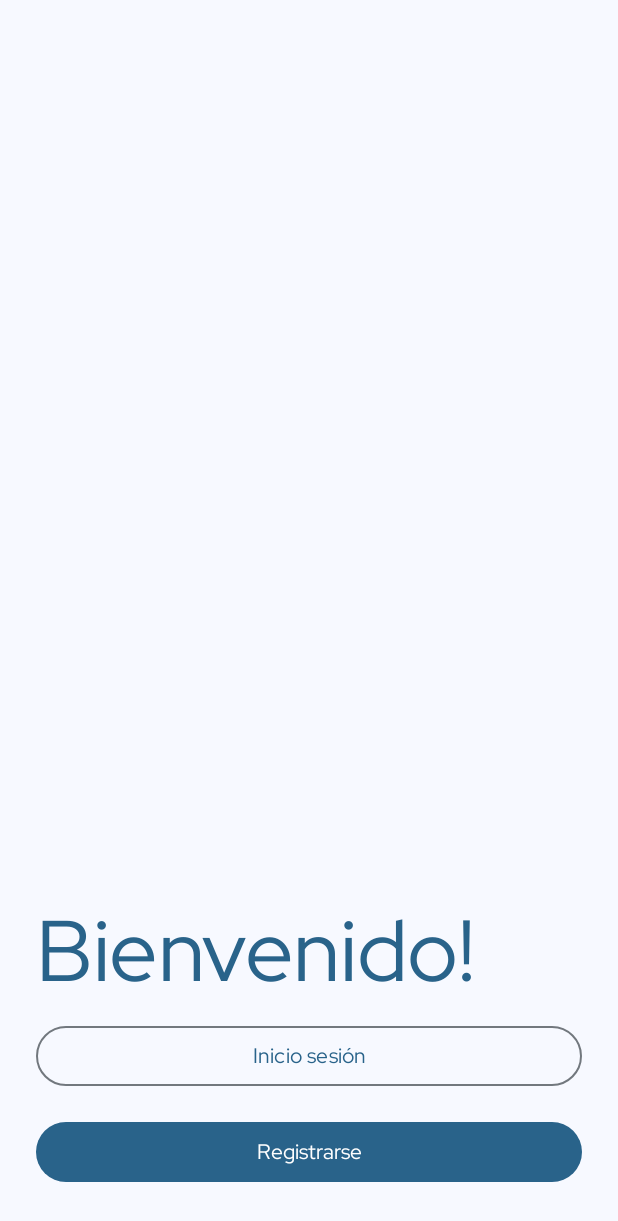
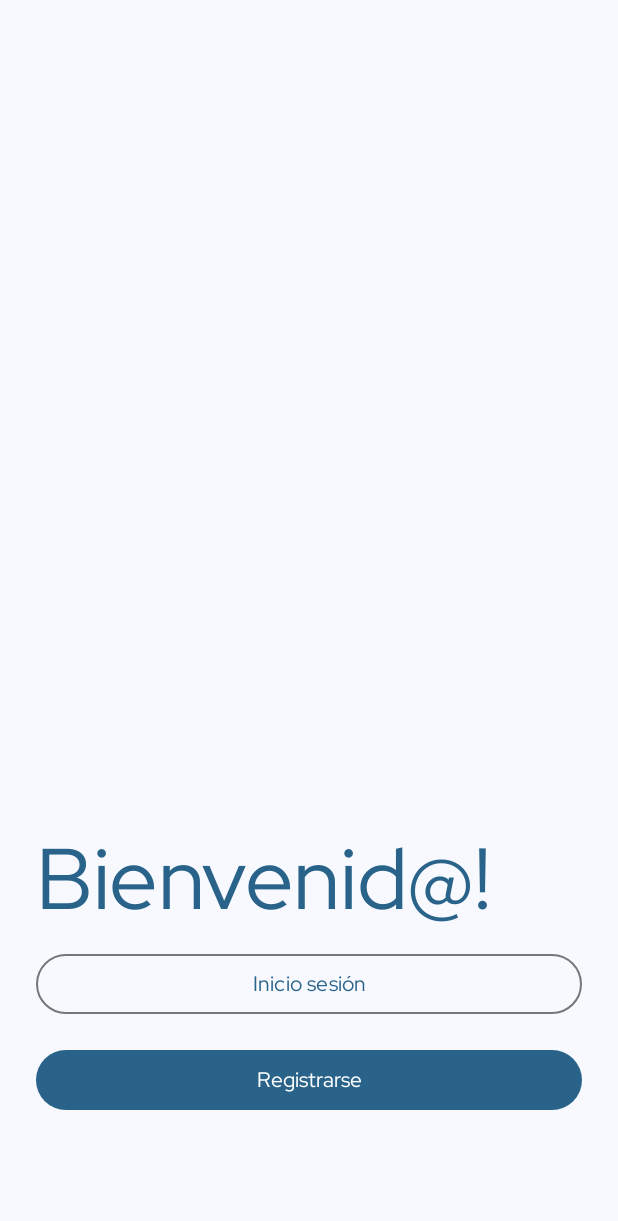
Before and after one commit to mcmarin21/Schellar, an Android app: the screen it shows after launch (MainActivity), on a phone screen of 412 x 824 dp. Shown: the top 1221 px of the screen. Run offline under Robolectric (Android 15) with nearby library versions, the phone set to English and light mode, and no system bars.

Commit message:
Navegacion con fragmentos login

```diff
--- a/app/build.gradle.kts
+++ b/app/build.gradle.kts
@@ -33,6 +33,8 @@ android {
 
 dependencies {
 
+    implementation("androidx.navigation:navigation-fragment:2.8.4")
+    implementation("androidx.navigation:navigation-ui:2.8.4")
     implementation(libs.appcompat)
     implementation(libs.material)
     implementation(libs.activity)
--- /dev/null
+++ b/app/src/main/java/com/mcmarin21/schellar/SartupPage.java
@@ -0,0 +1,38 @@
+package com.mcmarin21.schellar;
+
+import android.os.Bundle;
+
+import androidx.annotation.NonNull;
+import androidx.annotation.Nullable;
+import androidx.fragment.app.Fragment;
+import androidx.navigation.Navigation;
+
+import android.view.LayoutInflater;
+import android.view.View;
+import android.view.ViewGroup;
+import android.widget.Button;
+
+public class SartupPage extends Fragment implements View.OnClickListener {
+
+    @Override
+    public void onViewCreated(@NonNull View view, @Nullable Bundle savedInstanceState) {
+        super.onViewCreated(view, savedInstanceState);
+        Button login = view.findViewById(R.id.mainBtnLogin);
+        login.setOnClickListener(this);
+    }
+
+    @Override
+    public View onCreateView(LayoutInflater inflater, ViewGroup container,
+                             Bundle savedInstanceState) {
+        // Inflate the layout for this fragment
+        return inflater.inflate(R.layout.fragment_sartup_page, container, false);
+    }
+
+    @Override
+    public void onClick(View v) {
+        int opc = v.getId();
+        if(opc == R.id.mainBtnLogin){
+            Navigation.findNavController(v).navigate(R.id.login_page);
+        }
+    }
+}
--- /dev/null
+++ b/app/src/main/java/com/mcmarin21/schellar/login_page.java
@@ -0,0 +1,26 @@
+package com.mcmarin21.schellar;
+
+import android.os.Bundle;
+
+import androidx.annotation.NonNull;
+import androidx.annotation.Nullable;
+import androidx.fragment.app.Fragment;
+
+import android.view.LayoutInflater;
+import android.view.View;
+import android.view.ViewGroup;
+
+public class login_page extends Fragment {
+
+    @Override
+    public void onViewCreated(@NonNull View view, @Nullable Bundle savedInstanceState) {
+        super.onViewCreated(view, savedInstanceState);
+    }
+
+    @Override
+    public View onCreateView(LayoutInflater inflater, ViewGroup container,
+                             Bundle savedInstanceState) {
+        // Inflate the layout for this fragment
+        return inflater.inflate(R.layout.fragment_login_page, container, false);
+    }
+}
--- a/app/src/main/res/layout/activity_main.xml
+++ b/app/src/main/res/layout/activity_main.xml
@@ -1,5 +1,6 @@
 <?xml version="1.0" encoding="utf-8"?>
 <LinearLayout xmlns:android="http://schemas.android.com/apk/res/android"
+    xmlns:app="http://schemas.android.com/apk/res-auto"
     xmlns:tools="http://schemas.android.com/tools"
     android:id="@+id/main"
     android:orientation="vertical"
@@ -7,39 +8,13 @@
     android:layout_height="match_parent"
     tools:context=".MainActivity">
 
-    <ImageView
+
+    <androidx.fragment.app.FragmentContainerView
+        android:id="@+id/fragmentContainerView"
+        android:name="androidx.navigation.fragment.NavHostFragment"
         android:layout_width="match_parent"
-        android:layout_weight="1"
-        android:paddingHorizontal="24sp"
-        android:paddingTop="24sp"
-        android:layout_height="wrap_content"/>
-    <LinearLayout
-        android:layout_width="match_parent"
-        android:layout_height="wrap_content"
-        android:orientation="vertical"
-        android:paddingBottom="96sp"
-        android:padding="24sp">
-        <TextView
-            android:layout_width="wrap_content"
-            android:layout_height="wrap_content"
-            android:text="Bienvenido!"
-            android:textAppearance="@style/TextAppearance.Material3.DisplayLarge"
-            android:textColor="?attr/colorPrimary"/>
-        <Button
-            android:layout_width="match_parent"
-            android:layout_height="wrap_content"
-            android:layout_marginVertical="8sp"
-            android:text="Inicio sesión"
-            style="@style/Widget.Material3.Button.OutlinedButton"
-            android:id="@+id/mainBtnLogin"/>
-        <Button
-            android:layout_width="match_parent"
-            android:layout_height="wrap_content"
-            android:layout_marginVertical="8sp"
-            android:text="Registrarse"
-            style="@style/Widget.Material3.Button"
-            android:id="@+id/mainBtnSignUp"/>
-
-    </LinearLayout>
+        android:layout_height="match_parent"
+        app:defaultNavHost="true"
+        app:navGraph="@navigation/navigator_start"/>
 
 </LinearLayout>
--- /dev/null
+++ b/app/src/main/res/layout/fragment_login_page.xml
@@ -0,0 +1,11 @@
+<?xml version="1.0" encoding="utf-8"?>
+<LinearLayout xmlns:android="http://schemas.android.com/apk/res/android"
+    xmlns:tools="http://schemas.android.com/tools"
+    android:layout_width="match_parent"
+    android:orientation="vertical"
+    android:layout_height="match_parent"
+    tools:context=".login_page">
+
+
+
+</LinearLayout>
--- /dev/null
+++ b/app/src/main/res/layout/fragment_sartup_page.xml
@@ -0,0 +1,42 @@
+<?xml version="1.0" encoding="utf-8"?>
+<LinearLayout xmlns:android="http://schemas.android.com/apk/res/android"
+    xmlns:tools="http://schemas.android.com/tools"
+    android:layout_width="match_parent"
+    android:orientation="vertical"
+    android:padding="24sp"
+    android:layout_height="match_parent"
+    tools:context=".SartupPage">
+
+    <ImageView
+        android:layout_width="match_parent"
+        android:layout_weight="1"
+        android:layout_height="wrap_content"/>
+    <LinearLayout
+        android:layout_width="match_parent"
+        android:layout_height="wrap_content"
+        android:paddingTop="24sp"
+        android:paddingBottom="48sp"
+        android:orientation="vertical">
+        <TextView
+            android:layout_width="wrap_content"
+            android:layout_height="wrap_content"
+            android:text="Bienvenid@!"
+            android:textAppearance="@style/TextAppearance.Material3.DisplayLarge"
+            android:textColor="?attr/colorPrimary"/>
+        <Button
+            android:layout_width="match_parent"
+            android:layout_height="wrap_content"
+            android:layout_marginVertical="8sp"
+            android:text="Inicio sesión"
+            style="@style/Widget.Material3.Button.OutlinedButton"
+            android:id="@+id/mainBtnLogin"/>
+        <Button
+            android:layout_width="match_parent"
+            android:layout_height="wrap_content"
+            android:layout_marginVertical="8sp"
+            android:text="Registrarse"
+            style="@style/Widget.Material3.Button"
+            android:id="@+id/mainBtnSignUp"/>
+    </LinearLayout>
+
+</LinearLayout>
--- /dev/null
+++ b/app/src/main/res/navigation/navigator_start.xml
@@ -0,0 +1,26 @@
+<?xml version="1.0" encoding="utf-8"?>
+<navigation xmlns:android="http://schemas.android.com/apk/res/android"
+    xmlns:app="http://schemas.android.com/apk/res-auto"
+    xmlns:tools="http://schemas.android.com/tools"
+    android:id="@+id/navigator_start"
+    app:startDestination="@id/sartupPage">
+
+    <fragment
+        android:id="@+id/sartupPage"
+        android:name="com.mcmarin21.schellar.SartupPage"
+        android:label="fragment_sartup_page"
+        tools:layout="@layout/fragment_sartup_page" >
+        <action
+            android:id="@+id/action_sartupPage_to_login_page"
+            app:destination="@id/login_page" />
+    </fragment>
+    <fragment
+        android:id="@+id/login_page"
+        android:name="com.mcmarin21.schellar.login_page"
+        android:label="fragment_login_page"
+        tools:layout="@layout/fragment_login_page" >
+        <action
+            android:id="@+id/action_login_page_to_sartupPage"
+            app:destination="@id/sartupPage" />
+    </fragment>
+</navigation>
--- a/app/src/main/res/values/strings.xml
+++ b/app/src/main/res/values/strings.xml
@@ -1,3 +1,5 @@
 <resources>
     <string name="app_name">Schellar</string>
+    <!-- TODO: Remove or change this placeholder text -->
+    <string name="hello_blank_fragment">Hello blank fragment</string>
 </resources>
```
